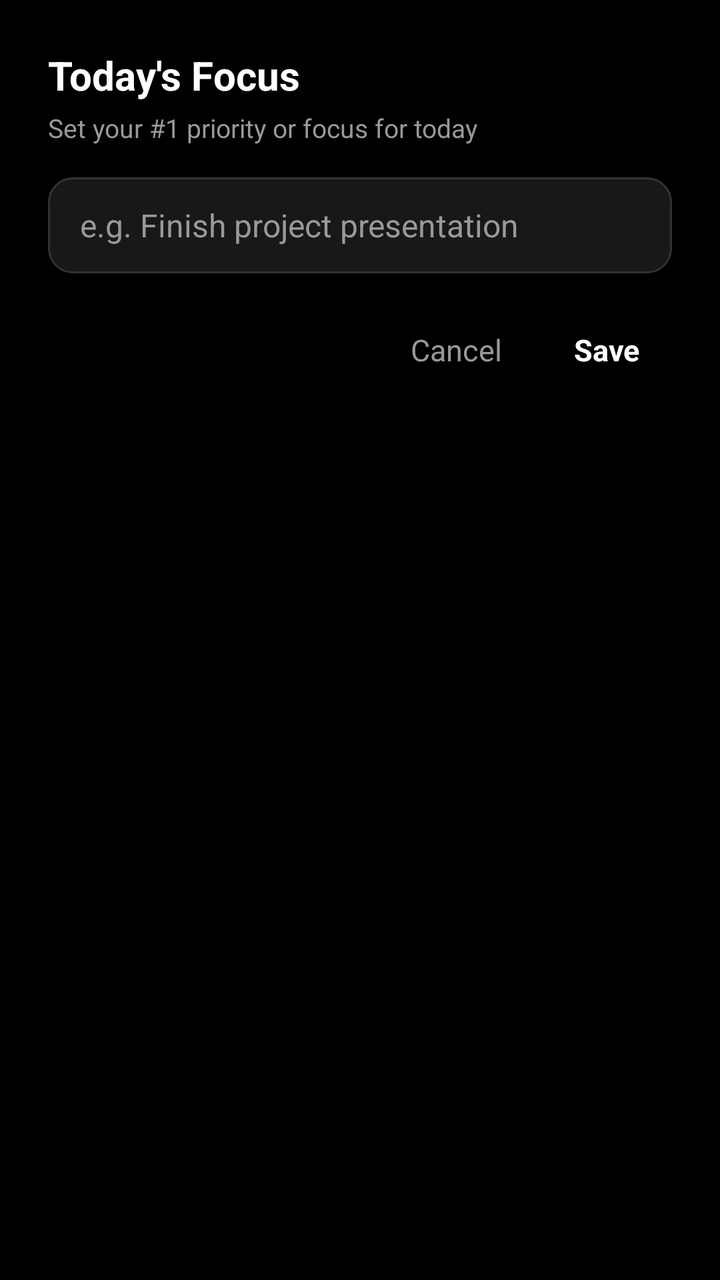
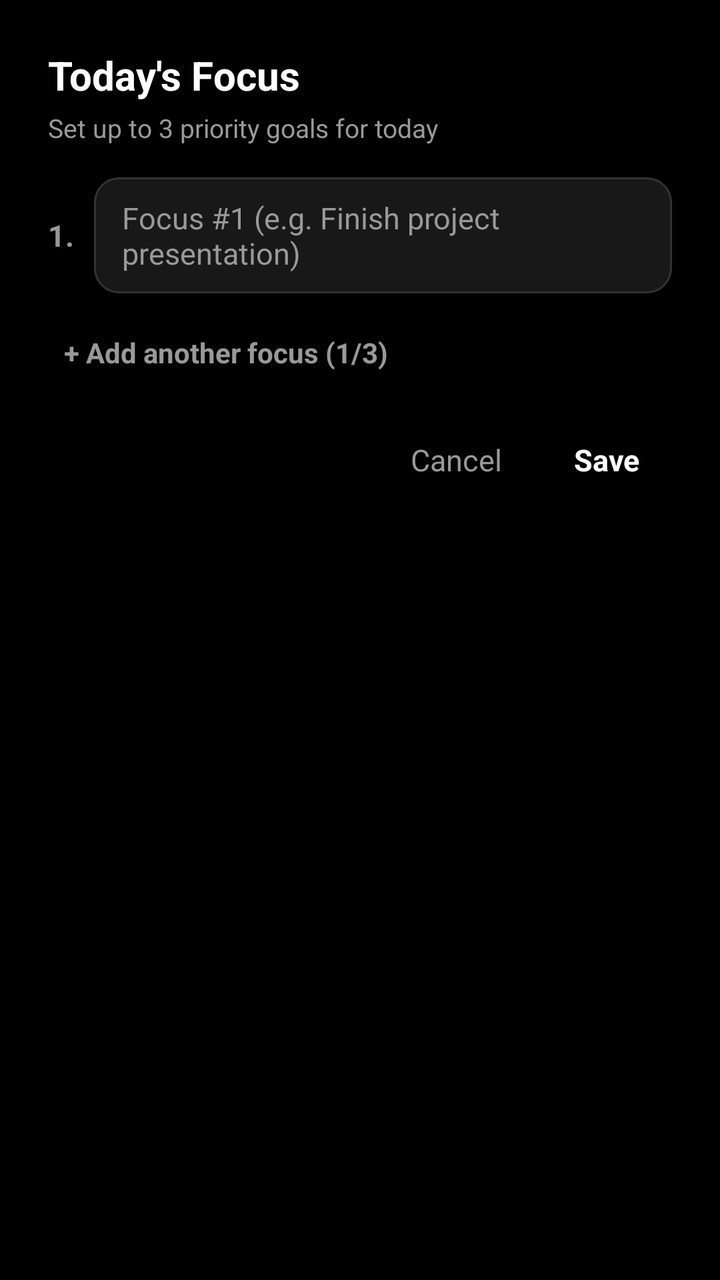

The first picture is an Android layout as it rendered before a commit; the second is the same layout after the commit. The layout source and the unified diff follow.
<!-- AndroidManifest.xml: application theme Theme.MinimalLauncher -->
<!-- res/layout/dialog_daily_intent.xml -->
<?xml version="1.0" encoding="utf-8"?>
<LinearLayout xmlns:android="http://schemas.android.com/apk/res/android"
    android:layout_width="match_parent"
    android:layout_height="wrap_content"
    android:background="?attr/launcherBackground"
    android:orientation="vertical"
    android:paddingStart="24dp"
    android:paddingTop="24dp"
    android:paddingEnd="24dp"
    android:paddingBottom="24dp">

    <TextView
        android:id="@+id/tvDailyIntentDialogTitle"
        android:layout_width="match_parent"
        android:layout_height="wrap_content"
        android:text="@string/daily_intent_dialog_title"
        android:textColor="?attr/primaryTextColor"
        android:textSize="20sp"
        android:textStyle="bold" />

    <TextView
        android:id="@+id/tvDailyIntentDialogSubtitle"
        android:layout_width="match_parent"
        android:layout_height="wrap_content"
        android:layout_marginTop="4dp"
        android:text="@string/daily_intent_dialog_subtitle"
        android:textColor="?attr/secondaryTextColor"
        android:textSize="13sp" />

    <EditText
        android:id="@+id/etDailyIntent"
        android:layout_width="match_parent"
        android:layout_height="wrap_content"
        android:minHeight="48dp"
        android:layout_marginTop="16dp"
        android:background="?attr/searchBackground"
        android:hint="@string/daily_intent_hint"
        android:imeOptions="actionDone"
        android:importantForAutofill="no"
        android:inputType="textCapSentences|textMultiLine"
        android:maxLines="3"
        android:paddingStart="16dp"
        android:paddingTop="12dp"
        android:paddingEnd="16dp"
        android:paddingBottom="12dp"
        android:textColor="?attr/primaryTextColor"
        android:textColorHint="?attr/secondaryTextColor"
        android:textSize="16sp" />

    <LinearLayout
        android:layout_width="match_parent"
        android:layout_height="wrap_content"
        android:layout_marginTop="20dp"
        android:gravity="end"
        android:orientation="horizontal">

        <TextView
            android:id="@+id/btnClearDailyIntent"
            android:layout_width="wrap_content"
            android:layout_height="wrap_content"
            android:background="?android:attr/selectableItemBackground"
            android:paddingStart="12dp"
            android:paddingTop="8dp"
            android:paddingEnd="12dp"
            android:paddingBottom="8dp"
            android:text="@string/daily_intent_clear"
            android:textColor="?attr/secondaryTextColor"
            android:textSize="15sp"
            android:visibility="gone" />

        <TextView
            android:id="@+id/btnCancelDailyIntent"
            android:layout_width="wrap_content"
            android:layout_height="wrap_content"
            android:layout_marginStart="8dp"
            android:background="?android:attr/selectableItemBackground"
            android:paddingStart="12dp"
            android:paddingTop="8dp"
            android:paddingEnd="12dp"
            android:paddingBottom="8dp"
            android:text="@string/cancel"
            android:textColor="?attr/secondaryTextColor"
            android:textSize="15sp" />

        <TextView
            android:id="@+id/btnSaveDailyIntent"
            android:layout_width="wrap_content"
            android:layout_height="wrap_content"
            android:layout_marginStart="8dp"
            android:background="?android:attr/selectableItemBackground"
            android:paddingStart="16dp"
            android:paddingTop="8dp"
            android:paddingEnd="16dp"
            android:paddingBottom="8dp"
            android:text="@string/save"
            android:textColor="?attr/primaryTextColor"
            android:textSize="15sp"
            android:textStyle="bold" />
    </LinearLayout>

</LinearLayout>
<!-- resources referenced by this layout -->
<resources>
  <string name="cancel">Cancel</string>
  <string name="daily_intent_clear">Clear</string>
  <string name="daily_intent_dialog_subtitle">Set your #1 priority or focus for today</string>
  <string name="daily_intent_dialog_title">Today\'s Focus</string>
  <string name="daily_intent_hint">e.g. Finish project presentation</string>
  <string name="save">Save</string>
  <style name="Theme.MinimalLauncher" parent="Theme.AppCompat.NoActionBar">
          <item name="android:windowBackground">@color/bg_dark</item>
          <item name="android:colorBackground">@color/bg_dark</item>
          <item name="android:statusBarColor">@color/transparent</item>
          <item name="android:navigationBarColor">@color/transparent</item>
          <item name="android:windowLightStatusBar">false</item>
          <item name="android:windowLightNavigationBar">false</item>
  
          
          <item name="launcherBackground">@color/bg_dark</item>
          <item name="primaryTextColor">@color/text_primary_dark</item>
          <item name="secondaryTextColor">@color/text_secondary_dark</item>
          <item name="searchBackground">@drawable/bg_search_dark</item>
          <item name="itemHighlight">@color/highlight_dark</item>
          <item name="dividerColor">@color/divider_dark</item>
      </style>
  <color name="bg_dark">#000000</color>
  <color name="transparent">#00000000</color>
  <color name="text_primary_dark">#FFFFFF</color>
  <color name="text_secondary_dark">#999999</color>
  <!-- drawable bg_search_dark (drawable) -->
  <?xml version="1.0" encoding="utf-8"?>
  <shape xmlns:android="http://schemas.android.com/apk/res/android"
      android:shape="rectangle">
      <solid android:color="@color/search_bg_dark" />
      <corners android:radius="12dp" />
      <stroke
          android:width="1dp"
          android:color="#333333" />
  </shape>
  <color name="highlight_dark">#2A2A2A</color>
  <color name="divider_dark">#222222</color>
  <color name="search_bg_dark">#181818</color>
</resources>

<!-- the commit's change to res/layout/dialog_daily_intent.xml (unified diff, before → after) -->
@@ -27,26 +27,182 @@
         android:textColor="?attr/secondaryTextColor"
         android:textSize="13sp" />
 
-    <EditText
-        android:id="@+id/etDailyIntent"
-        android:layout_width="match_parent"
-        android:layout_height="wrap_content"
-        android:minHeight="48dp"
+    
+    <LinearLayout
+        android:id="@+id/layoutIntentRow1"
+        android:layout_width="match_parent"
+        android:layout_height="wrap_content"
         android:layout_marginTop="16dp"
-        android:background="?attr/searchBackground"
-        android:hint="@string/daily_intent_hint"
-        android:imeOptions="actionDone"
-        android:importantForAutofill="no"
-        android:inputType="textCapSentences|textMultiLine"
-        android:maxLines="3"
-        android:paddingStart="16dp"
-        android:paddingTop="12dp"
-        android:paddingEnd="16dp"
-        android:paddingBottom="12dp"
-        android:textColor="?attr/primaryTextColor"
-        android:textColorHint="?attr/secondaryTextColor"
-        android:textSize="16sp" />
-
+        android:gravity="center_vertical"
+        android:orientation="horizontal">
+
+        <TextView
+            android:layout_width="wrap_content"
+            android:layout_height="wrap_content"
+            android:layout_marginEnd="10dp"
+            android:text="1."
+            android:textColor="?attr/secondaryTextColor"
+            android:textSize="15sp"
+            android:textStyle="bold" />
+
+        <EditText
+            android:id="@+id/etDailyIntent1"
+            android:layout_width="0dp"
+            android:layout_height="wrap_content"
+            android:layout_weight="1"
+            android:minHeight="48dp"
+            android:background="?attr/searchBackground"
+            android:hint="@string/daily_intent_hint"
+            android:imeOptions="actionNext"
+            android:importantForAutofill="no"
+            android:inputType="textCapSentences|textMultiLine"
+            android:maxLines="2"
+            android:paddingStart="14dp"
+            android:paddingTop="10dp"
+            android:paddingEnd="14dp"
+            android:paddingBottom="10dp"
+            android:textColor="?attr/primaryTextColor"
+            android:textColorHint="?attr/secondaryTextColor"
+            android:textSize="15sp" />
+
+        <TextView
+            android:id="@+id/btnRemoveIntent1"
+            android:layout_width="wrap_content"
+            android:layout_height="wrap_content"
+            android:background="?android:attr/selectableItemBackground"
+            android:paddingStart="10dp"
+            android:paddingTop="8dp"
+            android:paddingEnd="6dp"
+            android:paddingBottom="8dp"
+            android:text="✕"
+            android:textColor="?attr/secondaryTextColor"
+            android:textSize="15sp"
+            android:visibility="gone" />
+    </LinearLayout>
+
+    
+    <LinearLayout
+        android:id="@+id/layoutIntentRow2"
+        android:layout_width="match_parent"
+        android:layout_height="wrap_content"
+        android:layout_marginTop="10dp"
+        android:gravity="center_vertical"
+        android:orientation="horizontal"
+        android:visibility="gone">
+
+        <TextView
+            android:layout_width="wrap_content"
+            android:layout_height="wrap_content"
+            android:layout_marginEnd="10dp"
+            android:text="2."
+            android:textColor="?attr/secondaryTextColor"
+            android:textSize="15sp"
+            android:textStyle="bold" />
+
+        <EditText
+            android:id="@+id/etDailyIntent2"
+            android:layout_width="0dp"
+            android:layout_height="wrap_content"
+            android:layout_weight="1"
+            android:minHeight="48dp"
+            android:background="?attr/searchBackground"
+            android:hint="@string/daily_intent_hint_2"
+            android:imeOptions="actionNext"
+            android:importantForAutofill="no"
+            android:inputType="textCapSentences|textMultiLine"
+            android:maxLines="2"
+            android:paddingStart="14dp"
+            android:paddingTop="10dp"
+            android:paddingEnd="14dp"
+            android:paddingBottom="10dp"
+            android:textColor="?attr/primaryTextColor"
+            android:textColorHint="?attr/secondaryTextColor"
+            android:textSize="15sp" />
+
+        <TextView
+            android:id="@+id/btnRemoveIntent2"
+            android:layout_width="wrap_content"
+            android:layout_height="wrap_content"
+            android:background="?android:attr/selectableItemBackground"
+            android:paddingStart="10dp"
+            android:paddingTop="8dp"
+            android:paddingEnd="6dp"
+            android:paddingBottom="8dp"
+            android:text="✕"
+            android:textColor="?attr/secondaryTextColor"
+            android:textSize="15sp" />
+    </LinearLayout>
+
+    
+    <LinearLayout
+        android:id="@+id/layoutIntentRow3"
+        android:layout_width="match_parent"
+        android:layout_height="wrap_content"
+        android:layout_marginTop="10dp"
+        android:gravity="center_vertical"
+        android:orientation="horizontal"
+        android:visibility="gone">
+
+        <TextView
+            android:layout_width="wrap_content"
+            android:layout_height="wrap_content"
+            android:layout_marginEnd="10dp"
+            android:text="3."
+            android:textColor="?attr/secondaryTextColor"
+            android:textSize="15sp"
+            android:textStyle="bold" />
+
+        <EditText
+            android:id="@+id/etDailyIntent3"
+            android:layout_width="0dp"
+            android:layout_height="wrap_content"
+            android:layout_weight="1"
+            android:minHeight="48dp"
+            android:background="?attr/searchBackground"
+            android:hint="@string/daily_intent_hint_3"
+            android:imeOptions="actionDone"
+            android:importantForAutofill="no"
+            android:inputType="textCapSentences|textMultiLine"
+            android:maxLines="2"
+            android:paddingStart="14dp"
+            android:paddingTop="10dp"
+            android:paddingEnd="14dp"
+            android:paddingBottom="10dp"
+            android:textColor="?attr/primaryTextColor"
+            android:textColorHint="?attr/secondaryTextColor"
+            android:textSize="15sp" />
+
+        <TextView
+            android:id="@+id/btnRemoveIntent3"
+            android:layout_width="wrap_content"
+            android:layout_height="wrap_content"
+            android:background="?android:attr/selectableItemBackground"
+            android:paddingStart="10dp"
+            android:paddingTop="8dp"
+            android:paddingEnd="6dp"
+            android:paddingBottom="8dp"
+            android:text="✕"
+            android:textColor="?attr/secondaryTextColor"
+            android:textSize="15sp" />
+    </LinearLayout>
+
+    
+    <TextView
+        android:id="@+id/btnAddFocusItem"
+        android:layout_width="wrap_content"
+        android:layout_height="wrap_content"
+        android:layout_marginTop="14dp"
+        android:background="?android:attr/selectableItemBackground"
+        android:paddingStart="8dp"
+        android:paddingTop="6dp"
+        android:paddingEnd="8dp"
+        android:paddingBottom="6dp"
+        android:text="+ Add another focus (1/3)"
+        android:textColor="?attr/secondaryTextColor"
+        android:textSize="14sp"
+        android:textStyle="bold" />
+
+    
     <LinearLayout
         android:layout_width="match_parent"
         android:layout_height="wrap_content"
@@ -63,7 +219,7 @@
             android:paddingTop="8dp"
             android:paddingEnd="12dp"
             android:paddingBottom="8dp"
-            android:text="@string/daily_intent_clear"
+            android:text="@string/daily_intent_clear_all"
             android:textColor="?attr/secondaryTextColor"
             android:textSize="15sp"
             android:visibility="gone" />
<!-- resource entries referenced after the edit -->
@@ -1,10 +1,12 @@
 <!-- resources referenced by this layout -->
 <resources>
   <string name="cancel">Cancel</string>
-  <string name="daily_intent_clear">Clear</string>
-  <string name="daily_intent_dialog_subtitle">Set your #1 priority or focus for today</string>
+  <string name="daily_intent_clear_all">Clear all</string>
+  <string name="daily_intent_dialog_subtitle">Set up to 3 priority goals for today</string>
   <string name="daily_intent_dialog_title">Today\'s Focus</string>
-  <string name="daily_intent_hint">e.g. Finish project presentation</string>
+  <string name="daily_intent_hint">Focus #1 (e.g. Finish project presentation)</string>
+  <string name="daily_intent_hint_2">Focus #2 (e.g. 30m workout / reading)</string>
+  <string name="daily_intent_hint_3">Focus #3 (e.g. Call family / inbox zero)</string>
   <string name="save">Save</string>
   <style name="Theme.MinimalLauncher" parent="Theme.AppCompat.NoActionBar">
           <item name="android:windowBackground">@color/bg_dark</item>
